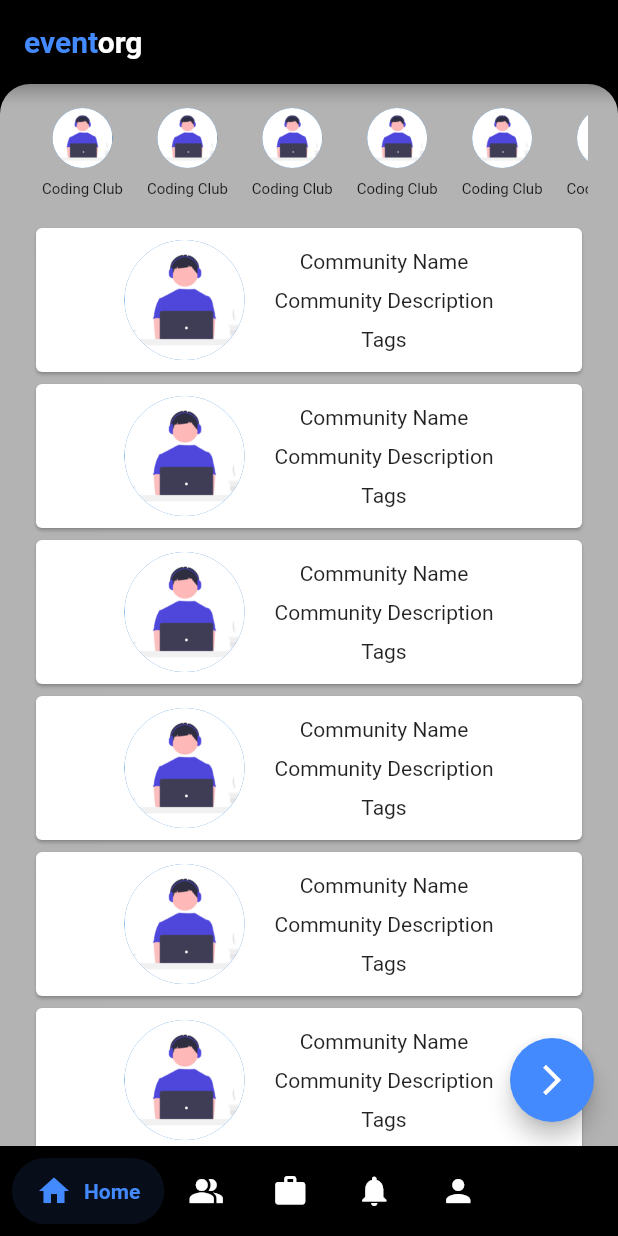
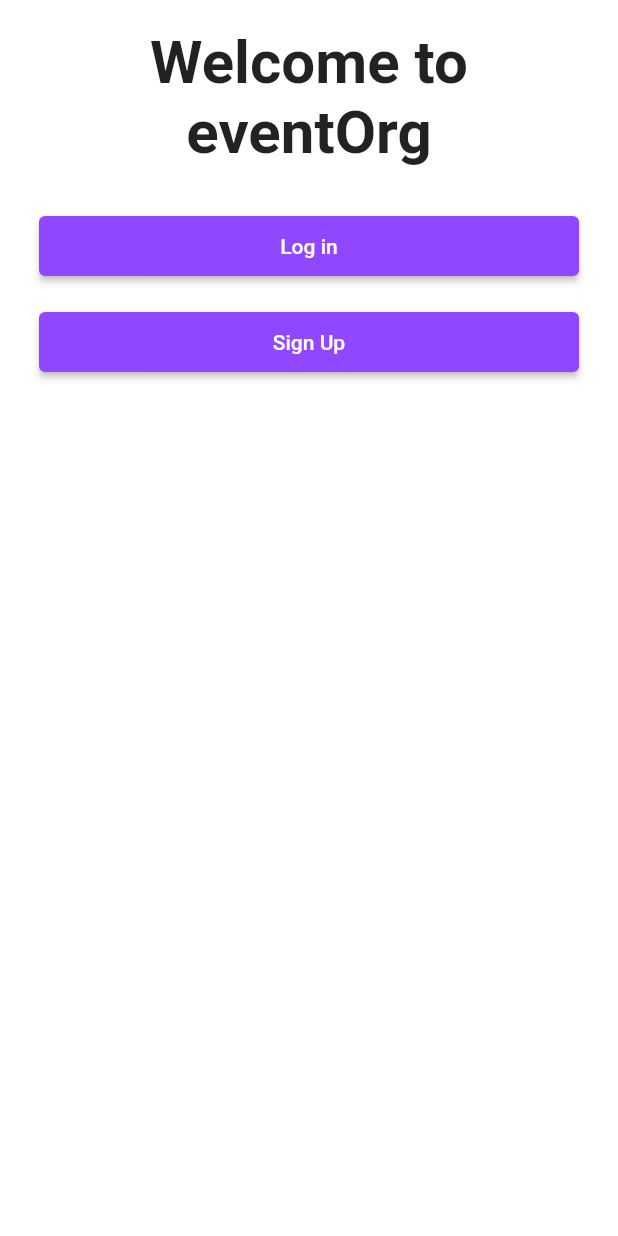
Before and after one commit to nirmitchattoo/eventorg, a Flutter app: the screen it shows after launch, on a phone screen of 412 x 824 dp. Run offline on Flutter 3.47's test engine with Material 2 defaults, Android fonts, the phone set to English and light mode, and no system bars; drawn by our look-alikes of salomon_bottom_bar; our stand-ins replace image_picker.

Commit message:
Made some more changes

```diff
--- a/lib/main.dart
+++ b/lib/main.dart
@@ -1,6 +1,10 @@
 import 'package:eventorg/pages/home_page.dart';
+import 'package:eventorg/pages/login_screen.dart';
+import 'package:eventorg/pages/onboarding_screen.dart';
+import 'package:eventorg/pages/signup_screen.dart';
 import 'package:eventorg/pages/test.dart';
 import 'package:eventorg/splash_screen.dart';
+import 'package:eventorg/utils/colors.dart';
 import 'package:flutter/material.dart';
 
 
@@ -17,7 +21,22 @@ class MyApp extends StatelessWidget {
     return MaterialApp(
       debugShowCheckedModeBanner: false,
       title: 'Flutter Demo',
+      theme: ThemeData.light().copyWith(
+        scaffoldBackgroundColor: backgroundColor,
+        appBarTheme: AppBarTheme.of(context).copyWith(
+          backgroundColor: Colors.black,
+          titleTextStyle: const TextStyle(
+            fontSize: 20,
+          )
+        )
+      ),
       home: Splash(),
+      routes: {
+        '/': (context) => Splash(),
+        OnboardingScreen.routeName: (context) => OnboardingScreen(),
+        LoginScreen.routeName: (context) => LoginScreen(),
+        SignupScreen.routeName:(context) => SignupScreen()
+      },
     );
   }
 }
--- a/lib/pages/home_page.dart
+++ b/lib/pages/home_page.dart
@@ -1,3 +1,4 @@
+import 'package:eventorg/pages/onboarding_screen.dart';
 import 'package:flutter/material.dart';
 import 'community_form.dart';
 import 'package:salomon_bottom_bar/salomon_bottom_bar.dart';
@@ -153,6 +154,10 @@ class _HomePageState extends State<HomePage> {
                               ),
                               Padding(
                                 padding: const EdgeInsets.all(8.0),
+                                child: GestureDetector(
+                                  onTap: (() {
+                                    Navigator.push(context, MaterialPageRoute(builder: ((context) => OnboardingScreen())));
+                                  }),
                                   child: Column(
                                     mainAxisAlignment: MainAxisAlignment.center,
                                     children: [
@@ -167,6 +172,7 @@ class _HomePageState extends State<HomePage> {
                                         style: TextStyle(fontSize: 10),
                                       )
                                     ],
+                                  ),
                                 ),
                               ),
                               Padding(
--- /dev/null
+++ b/lib/pages/onboarding_screen.dart
@@ -0,0 +1,50 @@
+import 'package:eventorg/pages/login_screen.dart';
+import 'package:eventorg/pages/signup_screen.dart';
+import 'package:eventorg/widgets/custom_button.dart';
+import 'package:flutter/material.dart';
+
+class OnboardingScreen extends StatefulWidget {
+  const OnboardingScreen({super.key});
+  static const routeName = '/onboarding';
+  @override
+  State<OnboardingScreen> createState() => _OnboardingScreenState();
+}
+
+class _OnboardingScreenState extends State<OnboardingScreen> {
+  @override
+  Widget build(BuildContext context) {
+    return Scaffold(
+      body: Padding(
+        padding: const EdgeInsets.all(18.0),
+        child: Column(
+          children: [
+            Text(
+             'Welcome to\neventOrg',
+             style: TextStyle(
+              fontWeight: FontWeight.bold,
+              fontSize: 40
+             ),
+             textAlign: TextAlign.center  ,
+            ),
+
+            SizedBox(height: 20),
+            Padding(
+              padding: const EdgeInsets.all(8.0),
+              child: CustomButton(onTap: (){
+                Navigator.pushNamed(context,LoginScreen.routeName);
+              }, text: 'Log in'),
+            ),
+
+            Padding(
+              padding: const EdgeInsets.all(8.0),
+              child: CustomButton(onTap: (){
+                Navigator.pushNamed(context, SignupScreen.routeName);
+              }, text: 'Sign Up'),
+            ),
+
+          ],
+        ),
+      ),
+    );
+  }
+}
--- a/lib/splash_screen.dart
+++ b/lib/splash_screen.dart
@@ -1,6 +1,7 @@
 import 'dart:async';
 
 import 'package:eventorg/pages/home_page.dart';
+import 'package:eventorg/pages/onboarding_screen.dart';
 import 'package:flutter/material.dart';
 
 class Splash extends StatefulWidget {
@@ -20,7 +21,7 @@ class _SplashState extends State<Splash> {
       () => Navigator.pushReplacement(
         context,
         MaterialPageRoute(
-          builder: (context) => HomePage(),
+          builder: (context) => OnboardingScreen(),
         ),
       ),
     );
--- /dev/null
+++ b/lib/utils/colors.dart
@@ -0,0 +1,6 @@
+import 'package:flutter/material.dart';
+
+const buttonColor = Color.fromRGBO(145, 71, 255, 1);
+const backgroundColor = Colors.white;
+const secondaryBackgroundColor = Color.fromRGBO(239, 239, 241, 1);
+const primaryColor = Colors.black;
--- /dev/null
+++ b/lib/widgets/custom_button.dart
@@ -0,0 +1,21 @@
+import 'package:eventorg/utils/colors.dart';
+import 'package:flutter/material.dart';
+
+class CustomButton extends StatelessWidget {
+  const CustomButton({super.key, required this.onTap, required this.text});
+  final String text;
+  final VoidCallback onTap;
+  @override
+  Widget build(BuildContext context) {
+    return ElevatedButton(
+      style: ElevatedButton.styleFrom(
+        backgroundColor: buttonColor,
+        minimumSize: const Size(double.infinity, 40),
+      ),
+      onPressed: onTap,
+       child: Text(text),
+
+      );
+
+  }
+}
```
Also changed, not shown: lib/pages/community_display.dart (added, +37 -0 lines), lib/pages/login_screen.dart (added, +40 -0 lines), lib/pages/signup_screen.dart (added, +16 -0 lines), lib/widgets/custom_testfield.dart (added, +22 -0 lines). Lines whose indentation alone changed are shown as unchanged.
